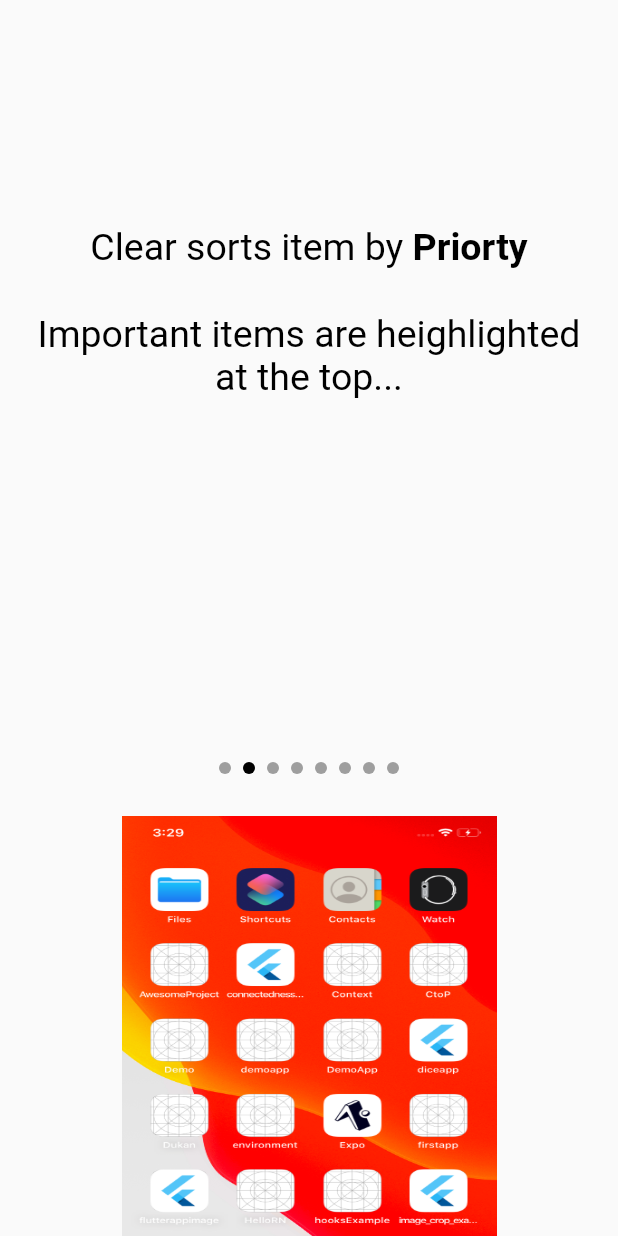
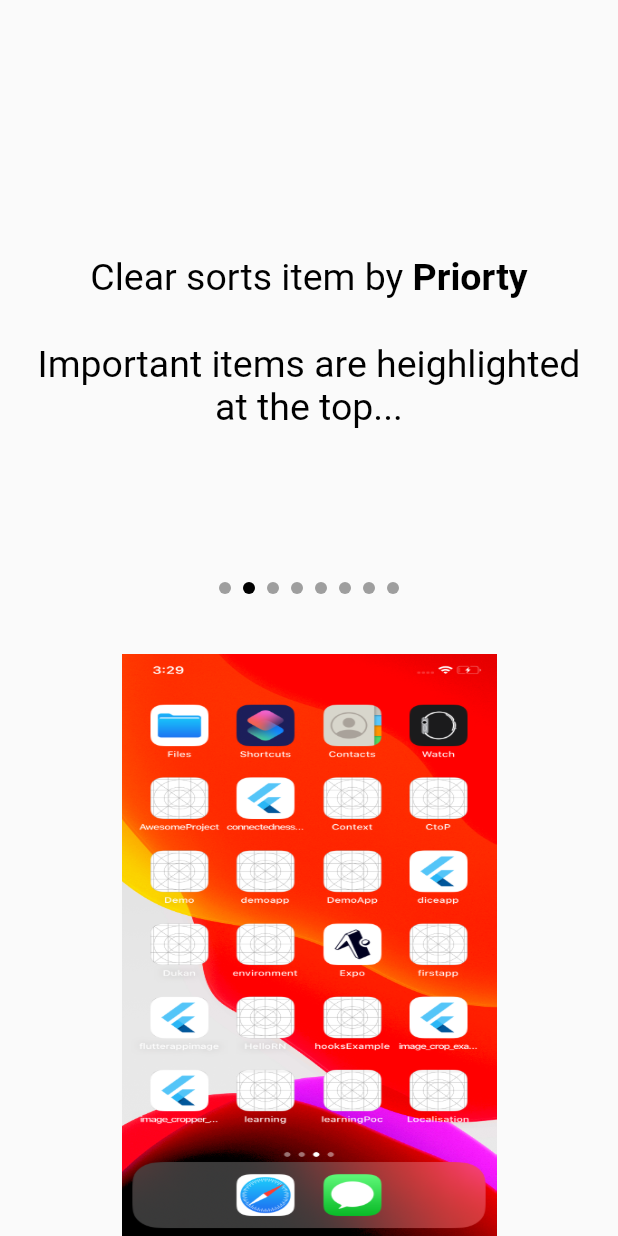
Before and after one commit to udasingh2/DemoTodoApp, a Flutter app: the screen it shows after launch, swiped to page 2, on a phone screen of 412 x 824 dp. Run offline on Flutter 3.47's test engine with Material 2 defaults, Android fonts, the phone set to English and light mode, and no system bars; drawn by our look-alikes of page_view_indicators; our stand-ins replace flip_card, pull_to_refresh; missing offline and left inert: random_color.

Commit message:
Adding modification

```diff
--- a/todo_app/lib/screens/LandingScreen.dart
+++ b/todo_app/lib/screens/LandingScreen.dart
@@ -31,25 +31,11 @@ class LandingScreenState extends State<LandingScreen>
   void initState() {
     super.initState();
     animationController =
-        AnimationController(vsync: this, duration: Duration(seconds: 1));
+        AnimationController(vsync: this, duration: Duration(milliseconds: 700));
     animation = Tween<double>(begin: 100, end: -300).animate(animationController)
       ..addListener(() {
         setState(() {});
       });
-
-//    Timer.periodic(Duration(seconds: 5), (Timer timer) {
-//      if (_currentPage < 5) {
-//        _currentPage++;
-//      } else {
-//        _currentPage = 0;
-//      }
-//
-//      _pageController.animateToPage(
-//        _currentPage,
-//        duration: Duration(milliseconds: 350),
-//        curve: Curves.easeIn,
-//      );
-//    });
   }
 
   @override
@@ -68,7 +54,10 @@ class LandingScreenState extends State<LandingScreen>
   _pagebuilder() {
     return PageView.builder(
       itemBuilder: (context, position) {
-        if (position == 1) {
+
+        if (position == 0) {
+          animationController.reverse();
+        }else if (position == 1) {
           animationController.forward();
         } else if (position == 6) {
           animationController.reverse();
--- a/todo_app/lib/screens/TextImageScreen.dart
+++ b/todo_app/lib/screens/TextImageScreen.dart
@@ -18,7 +18,7 @@ class TextImageScreenState extends State<TextImageScreen>
     // TODO: implement initState
     super.initState();
     animationController =
-        AnimationController(vsync: this, duration: Duration(seconds:1));
+        AnimationController(vsync: this, duration: Duration(milliseconds:700));
     animation = Tween<double>(begin: 400, end: 0).animate(animationController)
       ..addListener(() {
         setState(() {});
@@ -31,7 +31,7 @@ class TextImageScreenState extends State<TextImageScreen>
     return Container(
         child: Column(
            children: <Widget>[
-           SizedBox(height: 150),
+           SizedBox(height: 170),
          _textWidget(widget.position),
           SizedBox(height: 150),
              customDynamicWidget(),
--- /dev/null
+++ b/todo_app/lib/utils/app_colors.dart
@@ -0,0 +1,6 @@
+import 'package:flutter/material.dart';
+
+class AppColors {
+  AppColors._();
+  static const listTextColor = Colors.white; //red[900]
+}
--- /dev/null
+++ b/todo_app/lib/utils/constants.dart
@@ -0,0 +1,3 @@
+class Constants {
+  static const int leaderboardRecordListCount = 100;
+}
--- a/todo_app/pubspec.yaml
+++ b/todo_app/pubspec.yaml
@@ -30,6 +30,7 @@ dependencies:
   pull_to_refresh: ^1.6.1
   custom_refresh_indicator: ^0.9.0
   flip_card: ^0.4.4
+  random_color: ^1.0.5
 
 
 dev_dependencies:
```
Also changed, not shown: todo_app/lib/model/CardModel.Dart (added, +8 -0 lines), todo_app/lib/screens/PersonalList.dart (+29 -40 lines), todo_app/lib/utils/Utils.dart (+4 -3 lines), todo_app/pubspec.lock.
